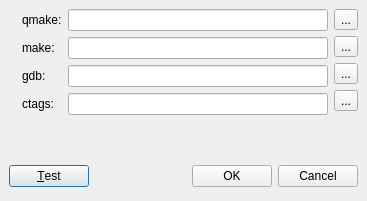
Qt form ui/toolsControl.ui (google-code-export/qdevelop) before a commit.
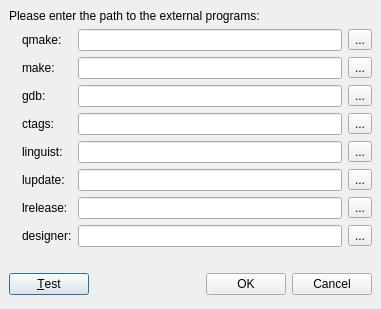
The same form after that commit. Icons and pictures are not drawn.

Commit message: Add new dialog to check and configure the externals tools. Little modifications to management of bookmarks and breakpoints. Add new icons to application

Patch:
```diff
--- a/ui/toolsControl.ui
+++ b/ui/toolsControl.ui
@@ -8,8 +8,8 @@
    <rect>
     <x>0</x>
     <y>0</y>
-    <width>367</width>
-    <height>201</height>
+    <width>381</width>
+    <height>309</height>
    </rect>
   </property>
   <property name="windowTitle" >
@@ -22,181 +22,7 @@
    <property name="spacing" >
     <number>6</number>
    </property>
-   <item row="0" column="0" >
-    <layout class="QHBoxLayout" >
-     <property name="margin" >
-      <number>0</number>
-     </property>
-     <property name="spacing" >
-      <number>6</number>
-     </property>
-     <item>
-      <layout class="QVBoxLayout" >
-       <property name="margin" >
-        <number>0</number>
-       </property>
-       <property name="spacing" >
-        <number>6</number>
-       </property>
-       <item>
-        <widget class="QLabel" name="qmakeIcon" >
-         <property name="text" >
-          <string/>
-         </property>
-         <property name="pixmap" >
-          <pixmap resource="../resources/resources.qrc" >:/divers/images/good.png</pixmap>
-         </property>
-        </widget>
-       </item>
-       <item>
-        <widget class="QLabel" name="makeIcon" >
-         <property name="text" >
-          <string/>
-         </property>
-         <property name="pixmap" >
-          <pixmap resource="../resources/resources.qrc" >:/divers/images/good.png</pixmap>
-         </property>
-        </widget>
-       </item>
-       <item>
-        <widget class="QLabel" name="gdbIcon" >
-         <property name="text" >
-          <string/>
-         </property>
-         <property name="pixmap" >
-          <pixmap resource="../resources/resources.qrc" >:/divers/images/good.png</pixmap>
-         </property>
-        </widget>
-       </item>
-       <item>
-        <widget class="QLabel" name="ctagsIcon" >
-         <property name="text" >
-          <string/>
-         </property>
-         <property name="pixmap" >
-          <pixmap resource="../resources/resources.qrc" >:/divers/images/good.png</pixmap>
-         </property>
-        </widget>
-       </item>
-      </layout>
-     </item>
-     <item>
-      <layout class="QVBoxLayout" >
-       <property name="margin" >
-        <number>0</number>
-       </property>
-       <property name="spacing" >
-        <number>6</number>
-       </property>
-       <item>
-        <widget class="QLabel" name="label_5" >
-         <property name="text" >
-          <string>qmake:</string>
-         </property>
-        </widget>
-       </item>
-       <item>
-        <widget class="QLabel" name="label_6" >
-         <property name="text" >
-          <string>make:</string>
-         </property>
-        </widget>
-       </item>
-       <item>
-        <widget class="QLabel" name="label_7" >
-         <property name="text" >
-          <string>gdb:</string>
-         </property>
-        </widget>
-       </item>
-       <item>
-        <widget class="QLabel" name="label_8" >
-         <property name="text" >
-          <string>ctags:</string>
-         </property>
-        </widget>
-       </item>
-      </layout>
-     </item>
-     <item>
-      <layout class="QVBoxLayout" >
-       <property name="margin" >
-        <number>0</number>
-       </property>
-       <property name="spacing" >
-        <number>6</number>
-       </property>
-       <item>
-        <widget class="QLineEdit" name="qmake" >
-         <property name="readOnly" >
-          <bool>false</bool>
-         </property>
-        </widget>
-       </item>
-       <item>
-        <widget class="QLineEdit" name="make" >
-         <property name="readOnly" >
-          <bool>false</bool>
-         </property>
-        </widget>
-       </item>
-       <item>
-        <widget class="QLineEdit" name="gdb" >
-         <property name="readOnly" >
-          <bool>false</bool>
-         </property>
-        </widget>
-       </item>
-       <item>
-        <widget class="QLineEdit" name="ctags" >
-         <property name="readOnly" >
-          <bool>false</bool>
-         </property>
-        </widget>
-       </item>
-      </layout>
-     </item>
-     <item>
-      <layout class="QVBoxLayout" >
-       <property name="margin" >
-        <number>0</number>
-       </property>
-       <property name="spacing" >
-        <number>6</number>
-       </property>
-       <item>
-        <widget class="QToolButton" name="qmakeLocation" >
-         <property name="text" >
-          <string>...</string>
-         </property>
-        </widget>
-       </item>
-       <item>
-        <widget class="QToolButton" name="makeLocation" >
-         <property name="text" >
-          <string>...</string>
-         </property>
-        </widget>
-       </item>
-       <item>
-        <widget class="QToolButton" name="gdbLocation" >
-         <property name="text" >
-          <string>...</string>
-         </property>
-        </widget>
-       </item>
-       <item>
-        <widget class="QToolButton" name="ctagsLocation" >
-         <property name="text" >
-          <string>...</string>
-         </property>
-        </widget>
-       </item>
-      </layout>
-     </item>
-    </layout>
-   </item>
-   <item row="2" column="0" >
+   <item row="3" column="0" >
     <layout class="QHBoxLayout" >
      <property name="margin" >
       <number>0</number>
@@ -240,19 +66,284 @@
      </item>
     </layout>
    </item>
-   <item row="1" column="0" >
+   <item row="2" column="0" >
     <spacer>
      <property name="orientation" >
       <enum>Qt::Vertical</enum>
      </property>
      <property name="sizeHint" >
       <size>
-       <width>20</width>
-       <height>40</height>
+       <width>349</width>
+       <height>21</height>
       </size>
      </property>
     </spacer>
    </item>
+   <item row="1" column="0" >
+    <layout class="QGridLayout" >
+     <property name="margin" >
+      <number>0</number>
+     </property>
+     <property name="spacing" >
+      <number>6</number>
+     </property>
+     <item row="1" column="2" >
+      <widget class="QLineEdit" name="make" >
+       <property name="readOnly" >
+        <bool>false</bool>
+       </property>
+      </widget>
+     </item>
+     <item row="0" column="0" >
+      <widget class="QLabel" name="qmakeIcon" >
+       <property name="text" >
+        <string/>
+       </property>
+       <property name="pixmap" >
+        <pixmap resource="../resources/resources.qrc" >:/divers/images/good.png</pixmap>
+       </property>
+      </widget>
+     </item>
+     <item row="7" column="3" >
+      <widget class="QToolButton" name="designerLocation" >
+       <property name="text" >
+        <string>...</string>
+       </property>
+      </widget>
+     </item>
+     <item row="3" column="2" >
+      <widget class="QLineEdit" name="ctags" >
+       <property name="readOnly" >
+        <bool>false</bool>
+       </property>
+      </widget>
+     </item>
+     <item row="6" column="1" >
+      <widget class="QLabel" name="label_11" >
+       <property name="text" >
+        <string>lrelease:</string>
+       </property>
+      </widget>
+     </item>
+     <item row="0" column="2" >
+      <widget class="QLineEdit" name="qmake" >
+       <property name="readOnly" >
+        <bool>false</bool>
+       </property>
+      </widget>
+     </item>
+     <item row="4" column="3" >
+      <widget class="QToolButton" name="linguistLocation" >
+       <property name="text" >
+        <string>...</string>
+       </property>
+      </widget>
+     </item>
+     <item row="1" column="3" >
+      <widget class="QToolButton" name="makeLocation" >
+       <property name="text" >
+        <string>...</string>
+       </property>
+      </widget>
+     </item>
+     <item row="6" column="2" >
+      <widget class="QLineEdit" name="lrelease" >
+       <property name="readOnly" >
+        <bool>false</bool>
+       </property>
+      </widget>
+     </item>
+     <item row="2" column="0" >
+      <widget class="QLabel" name="gdbIcon" >
+       <property name="text" >
+        <string/>
+       </property>
+       <property name="pixmap" >
+        <pixmap resource="../resources/resources.qrc" >:/divers/images/good.png</pixmap>
+       </property>
+      </widget>
+     </item>
+     <item row="1" column="1" >
+      <widget class="QLabel" name="label_6" >
+       <property name="text" >
+        <string>make:</string>
+       </property>
+      </widget>
+     </item>
+     <item row="3" column="0" >
+      <widget class="QLabel" name="ctagsIcon" >
+       <property name="text" >
+        <string/>
+       </property>
+       <property name="pixmap" >
+        <pixmap resource="../resources/resources.qrc" >:/divers/images/good.png</pixmap>
+       </property>
+      </widget>
+     </item>
+     <item row="6" column="3" >
+      <widget class="QToolButton" name="lreleaseLocation" >
+       <property name="text" >
+        <string>...</string>
+       </property>
+      </widget>
+     </item>
+     <item row="2" column="2" >
+      <widget class="QLineEdit" name="gdb" >
+       <property name="readOnly" >
+        <bool>false</bool>
+       </property>
+      </widget>
+     </item>
+     <item row="0" column="1" >
+      <widget class="QLabel" name="label_5" >
+       <property name="text" >
+        <string>qmake:</string>
+       </property>
+      </widget>
+     </item>
+     <item row="4" column="0" >
+      <widget class="QLabel" name="linguistIcon" >
+       <property name="text" >
+        <string/>
+       </property>
+       <property name="pixmap" >
+        <pixmap resource="../resources/resources.qrc" >:/divers/images/good.png</pixmap>
+       </property>
+      </widget>
+     </item>
+     <item row="7" column="1" >
+      <widget class="QLabel" name="label_12" >
+       <property name="text" >
+        <string>designer:</string>
+       </property>
+      </widget>
+     </item>
+     <item row="7" column="0" >
+      <widget class="QLabel" name="designerIcon" >
+       <property name="text" >
+        <string/>
+       </property>
+       <property name="pixmap" >
+        <pixmap resource="../resources/resources.qrc" >:/divers/images/good.png</pixmap>
+       </property>
+      </widget>
+     </item>
+     <item row="3" column="1" >
+      <widget class="QLabel" name="label_8" >
+       <property name="text" >
+        <string>ctags:</string>
+       </property>
+      </widget>
+     </item>
+     <item row="0" column="3" >
+      <widget class="QToolButton" name="qmakeLocation" >
+       <property name="text" >
+        <string>...</string>
+       </property>
+      </widget>
+     </item>
+     <item row="5" column="1" >
+      <widget class="QLabel" name="label_10" >
+       <property name="text" >
+        <string>lupdate:</string>
+       </property>
+      </widget>
+     </item>
+     <item row="5" column="3" >
+      <widget class="QToolButton" name="lupdateLocation" >
+       <property name="text" >
+        <string>...</string>
+       </property>
+      </widget>
+     </item>
+     <item row="2" column="1" >
+      <widget class="QLabel" name="label_7" >
+       <property name="text" >
+        <string>gdb:</string>
+       </property>
+      </widget>
+     </item>
+     <item row="3" column="3" >
+      <widget class="QToolButton" name="ctagsLocation" >
+       <property name="text" >
+        <string>...</string>
+       </property>
+      </widget>
+     </item>
+     <item row="4" column="2" >
+      <widget class="QLineEdit" name="linguist" >
+       <property name="readOnly" >
+        <bool>false</bool>
+       </property>
+      </widget>
+     </item>
+     <item row="5" column="0" >
+      <widget class="QLabel" name="lupdateIcon" >
+       <property name="text" >
+        <string/>
+       </property>
+       <property name="pixmap" >
+        <pixmap resource="../resources/resources.qrc" >:/divers/images/good.png</pixmap>
+       </property>
+      </widget>
+     </item>
+     <item row="2" column="3" >
+      <widget class="QToolButton" name="gdbLocation" >
+       <property name="text" >
+        <string>...</string>
+       </property>
+      </widget>
+     </item>
+     <item row="5" column="2" >
+      <widget class="QLineEdit" name="lupdate" >
+       <property name="readOnly" >
+        <bool>false</bool>
+       </property>
+      </widget>
+     </item>
+     <item row="6" column="0" >
+      <widget class="QLabel" name="lreleaseIcon" >
+       <property name="text" >
+        <string/>
+       </property>
+       <property name="pixmap" >
+        <pixmap resource="../resources/resources.qrc" >:/divers/images/good.png</pixmap>
+       </property>
+      </widget>
+     </item>
+     <item row="7" column="2" >
+      <widget class="QLineEdit" name="designer" >
+       <property name="readOnly" >
+        <bool>false</bool>
+       </property>
+      </widget>
+     </item>
+     <item row="4" column="1" >
+      <widget class="QLabel" name="label_9" >
+       <property name="text" >
+        <string>linguist:</string>
+       </property>
+      </widget>
+     </item>
+     <item row="1" column="0" >
+      <widget class="QLabel" name="makeIcon" >
+       <property name="text" >
+        <string/>
+       </property>
+       <property name="pixmap" >
+        <pixmap resource="../resources/resources.qrc" >:/divers/images/good.png</pixmap>
+       </property>
+      </widget>
+     </item>
+    </layout>
+   </item>
+   <item row="0" column="0" >
+    <widget class="QLabel" name="label" >
+     <property name="text" >
+      <string>Please enter the path to the external programs:</string>
+     </property>
+    </widget>
+   </item>
   </layout>
  </widget>
  <pixmapfunction></pixmapfunction>
```
Left out of the diff: 4 changed lines with no effect on the pictures. The commit also changes 28 other files.
